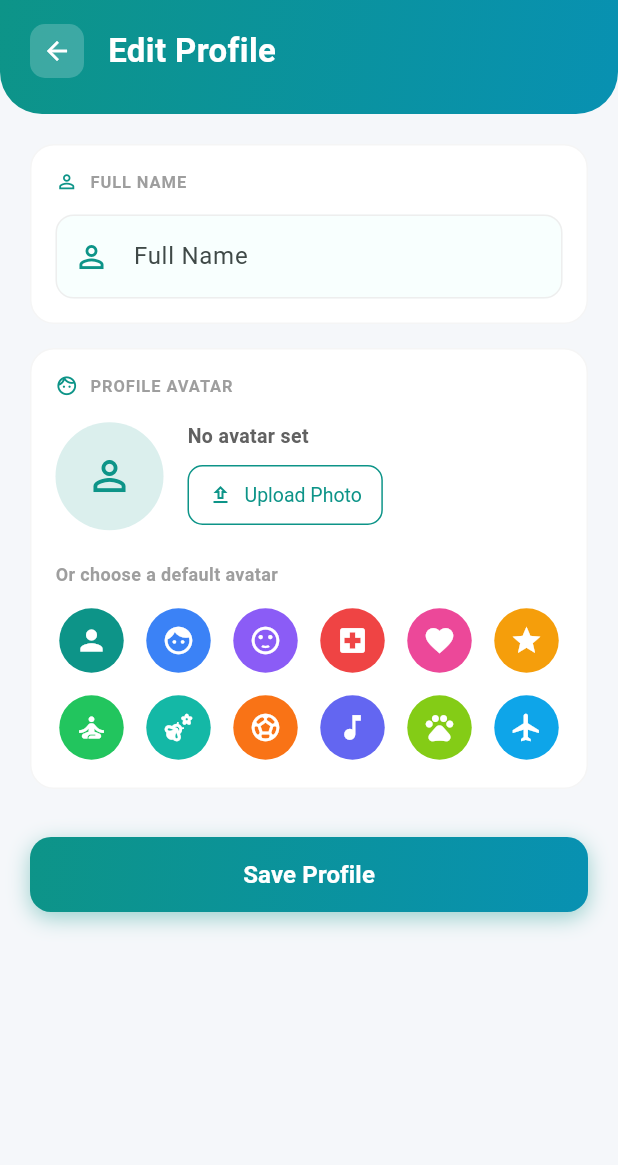
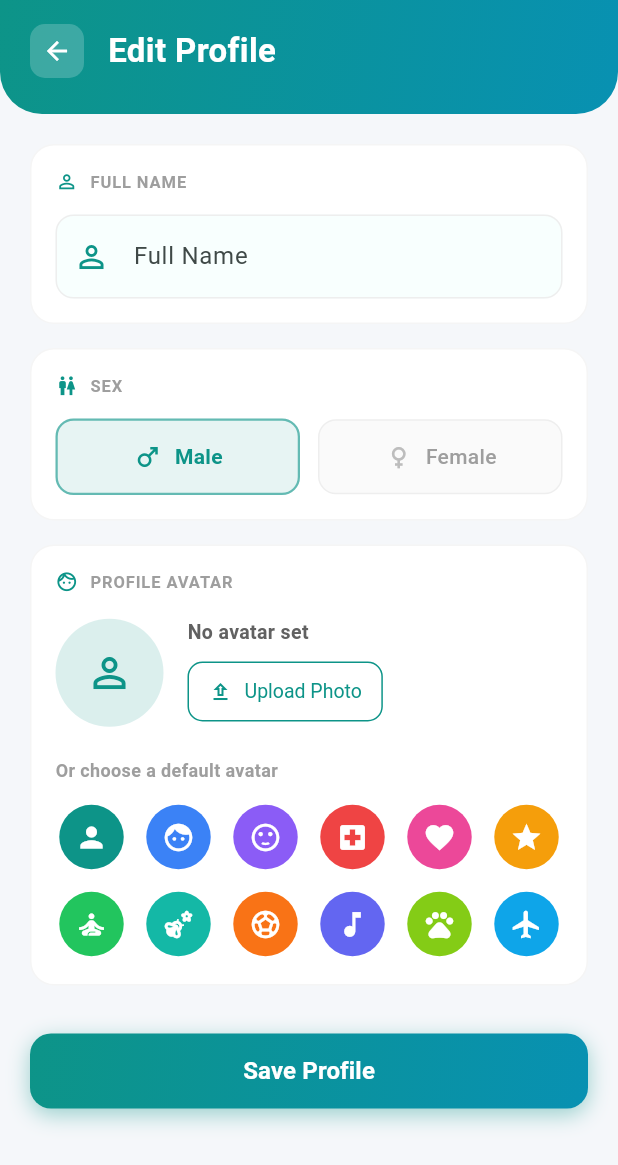
Before and after one commit to kushanmaskey/medicine_reminder_claude, a Flutter app: the ProfileScreen screen opened directly, on a phone screen of 412 x 824 dp. Shown: the top 1165 px of the screen. Run offline on Flutter 3.47's test engine with Material 3 defaults, Android fonts, the phone set to English and light mode, and no system bars; our stand-ins replace flutter_local_notifications, image_picker, shared_preferences, timezone; accounts and stored records are empty.

Commit message:
Fix gender-aware vitals: sex editable in profile, female fields shown correctly
- ProfileScreen now includes a Sex selector (Male/Female) so users can set
  or correct their sex without re-registering; saved via new AuthService.updateSex()
- AddVitalScreen logic inverted: Period and Mammogram sections are shown for
  Female AND for accounts with no sex set (null); only hidden when sex is
  explicitly Male — prevents old accounts from silently losing female fields
- Accent color in add-vitals screen now follows the same logic (pink for
  Female/unknown, teal for Male)

Co-Authored-By: Claude Sonnet 4.6 <noreply@anthropic.com>

```diff
--- a/lib/screens/add_vital_screen.dart
+++ b/lib/screens/add_vital_screen.dart
@@ -36,12 +36,14 @@ class _AddVitalScreenState extends State<AddVitalScreen> {
   bool _sexLoaded = false;
   bool _saving = false;
 
-  bool get _isEditing  => widget.existing != null;
-  bool get _isFemale   => _sex == 'Female';
-  static const _teal   = Color(0xFF0D9488);
-  static const _pink   = Color(0xFFEC4899);
+  bool get _isEditing => widget.existing != null;
+  // Show female-specific fields when sex is Female OR when sex is not yet set
+  // (null means the account predates the sex feature — show everything).
+  bool get _isMaleOnly => _sex == 'Male';
+  static const _teal  = Color(0xFF0D9488);
+  static const _pink  = Color(0xFFEC4899);
 
-  Color get _accentColor => _isFemale ? _pink : _teal;
+  Color get _accentColor => _isMaleOnly ? _teal : _pink;
 
   @override
   void initState() {
@@ -218,7 +220,7 @@ class _AddVitalScreenState extends State<AddVitalScreen> {
                   _buildWeightSection(),
                   const SizedBox(height: 16),
                   _buildColonoscopySection(),
-                  if (_isFemale) ...[
+                  if (!_isMaleOnly) ...[
                     const SizedBox(height: 16),
                     _buildPeriodSection(),
                     const SizedBox(height: 16),
--- a/lib/screens/profile_screen.dart
+++ b/lib/screens/profile_screen.dart
@@ -190,6 +190,7 @@ class _ProfileScreenState extends State<ProfileScreen> {
     setState(() => _saving = true);
 
     await AuthService.updateName(_nameController.text.trim());
+    if (_sex != null) await AuthService.updateSex(_sex!);
 
     if (_avatarType == 'custom' && _avatarImageBytes != null) {
       await AuthService.setCustomAvatar(base64Encode(_avatarImageBytes!));
@@ -224,12 +225,68 @@ class _ProfileScreenState extends State<ProfileScreen> {
                 children: [
                   _buildNameSection(),
                   const SizedBox(height: 16),
+                  _buildSexSection(),
+                  const SizedBox(height: 16),
                   _buildAvatarSection(),
                   const SizedBox(height: 32),
                   _buildSaveButton(),
                 ],
               ),
             ),
+          ),
+        ],
+      ),
+    );
+  }
+
+  Widget _buildSexSection() {
+    const teal = Color(0xFF0D9488);
+    const pink = Color(0xFFEC4899);
+    final current = _sex ?? 'Male';
+
+    return Container(
+      decoration: BoxDecoration(
+        color: Colors.white,
+        borderRadius: BorderRadius.circular(16),
+        border: Border.all(color: Colors.grey.shade100),
+      ),
+      padding: const EdgeInsets.all(16),
+      child: Column(
+        crossAxisAlignment: CrossAxisAlignment.start,
+        children: [
+          Row(
+            children: [
+              Icon(Icons.wc_outlined, size: 15, color: _accentColor),
+              const SizedBox(width: 8),
+              Text(
+                'SEX',
+                style: TextStyle(
+                    fontSize: 11,
+                    fontWeight: FontWeight.w700,
+                    color: Colors.grey[500],
+                    letterSpacing: 0.6),
+              ),
+            ],
+          ),
+          const SizedBox(height: 14),
+          Row(
+            children: [
+              _ProfileSexChip(
+                label: 'Male',
+                icon: Icons.male,
+                selected: current == 'Male',
+                activeColor: teal,
+                onTap: () => setState(() { _sex = 'Male'; _changed = true; }),
+              ),
+              const SizedBox(width: 12),
+              _ProfileSexChip(
+                label: 'Female',
+                icon: Icons.female,
+                selected: current == 'Female',
+                activeColor: pink,
+                onTap: () => setState(() { _sex = 'Female'; _changed = true; }),
+              ),
+            ],
           ),
         ],
       ),
@@ -541,3 +598,65 @@ class _ProfileScreenState extends State<ProfileScreen> {
     );
   }
 }
+
+class _ProfileSexChip extends StatelessWidget {
+  final String label;
+  final IconData icon;
+  final bool selected;
+  final Color activeColor;
+  final VoidCallback onTap;
+
+  const _ProfileSexChip({
+    required this.label,
+    required this.icon,
+    required this.selected,
+    required this.activeColor,
+    required this.onTap,
+  });
+
+  @override
+  Widget build(BuildContext context) {
+    return Expanded(
+      child: Tooltip(
+        message: 'Select $label',
+        child: GestureDetector(
+          onTap: onTap,
+          child: AnimatedContainer(
+            duration: const Duration(milliseconds: 150),
+            padding: const EdgeInsets.symmetric(vertical: 14),
+            decoration: BoxDecoration(
+              color: selected
+                  ? activeColor.withValues(alpha: 0.1)
+                  : Colors.grey.shade50,
+              borderRadius: BorderRadius.circular(12),
+              border: Border.all(
+                color: selected
+                    ? activeColor.withValues(alpha: 0.6)
+                    : Colors.grey.shade200,
+                width: selected ? 1.5 : 1,
+              ),
+            ),
+            child: Row(
+              mainAxisAlignment: MainAxisAlignment.center,
+              children: [
+                Icon(icon,
+                    size: 20,
+                    color: selected ? activeColor : Colors.grey[400]),
+                const SizedBox(width: 8),
+                Text(
+                  label,
+                  style: TextStyle(
+                    fontSize: 14,
+                    fontWeight:
+                        selected ? FontWeight.w700 : FontWeight.w500,
+                    color: selected ? activeColor : Colors.grey[500],
+                  ),
+                ),
+              ],
+            ),
+          ),
+        ),
+      ),
+    );
+  }
+}
--- a/lib/services/auth_service.dart
+++ b/lib/services/auth_service.dart
@@ -85,6 +85,11 @@ class AuthService {
     await prefs.setString(_keyName, name);
   }
 
+  static Future<void> updateSex(String sex) async {
+    final prefs = await SharedPreferences.getInstance();
+    await prefs.setString(_keySex, sex);
+  }
+
   static Future<void> setDefaultAvatar(int index) async {
     final prefs = await SharedPreferences.getInstance();
     await prefs.setString(_keyAvatarType, 'default');
```
